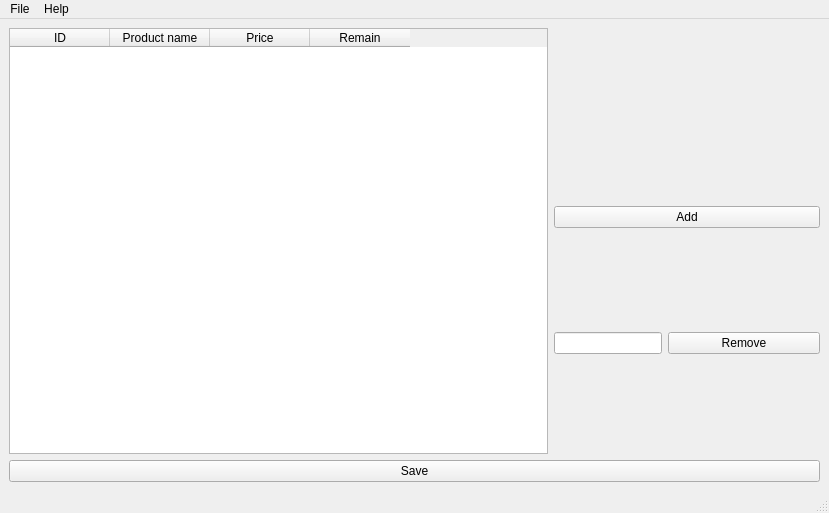
Before: the Qt Designer form mainwindow.ui in PYfffE/XML_DB_Editor, drawn with Qt 5.
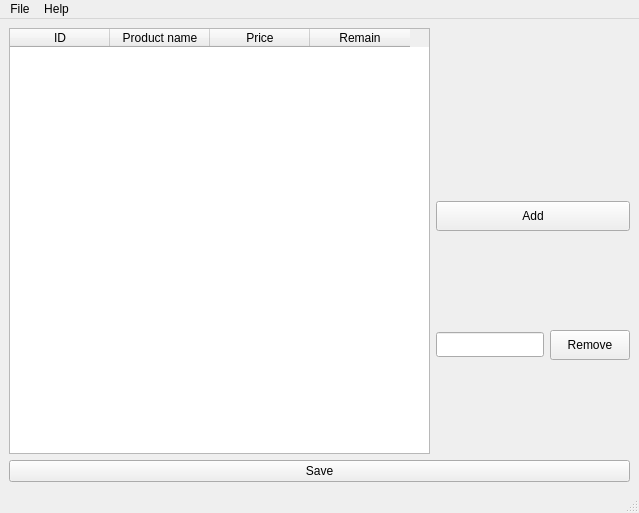
After: the same form once the commit is applied.

Commit message: Fix bug with open file and change design

What changed in the file:
```diff
--- a/mainwindow.ui
+++ b/mainwindow.ui
@@ -9,7 +9,7 @@
    <rect>
     <x>0</x>
     <y>0</y>
-    <width>829</width>
+    <width>639</width>
     <height>513</height>
    </rect>
   </property>
@@ -77,6 +77,18 @@
         </item>
         <item>
          <widget class="QPushButton" name="addButton">
+          <property name="sizePolicy">
+           <sizepolicy hsizetype="Minimum" vsizetype="Fixed">
+            <horstretch>0</horstretch>
+            <verstretch>0</verstretch>
+           </sizepolicy>
+          </property>
+          <property name="minimumSize">
+           <size>
+            <width>0</width>
+            <height>30</height>
+           </size>
+          </property>
           <property name="text">
            <string>Add</string>
           </property>
@@ -86,6 +98,18 @@
          <layout class="QGridLayout" name="gridLayout_3">
           <item row="0" column="1">
            <widget class="QPushButton" name="removeButton">
+            <property name="sizePolicy">
+             <sizepolicy hsizetype="Fixed" vsizetype="Fixed">
+              <horstretch>0</horstretch>
+              <verstretch>0</verstretch>
+             </sizepolicy>
+            </property>
+            <property name="minimumSize">
+             <size>
+              <width>0</width>
+              <height>30</height>
+             </size>
+            </property>
             <property name="text">
              <string>Remove</string>
             </property>
@@ -99,6 +123,12 @@
               <verstretch>0</verstretch>
              </sizepolicy>
             </property>
+            <property name="minimumSize">
+             <size>
+              <width>0</width>
+              <height>25</height>
+             </size>
+            </property>
            </widget>
           </item>
          </layout>
@@ -114,7 +144,7 @@
     <rect>
      <x>0</x>
      <y>0</y>
-     <width>829</width>
+     <width>639</width>
      <height>20</height>
     </rect>
    </property>
```
The commit also changes 1 other file.
